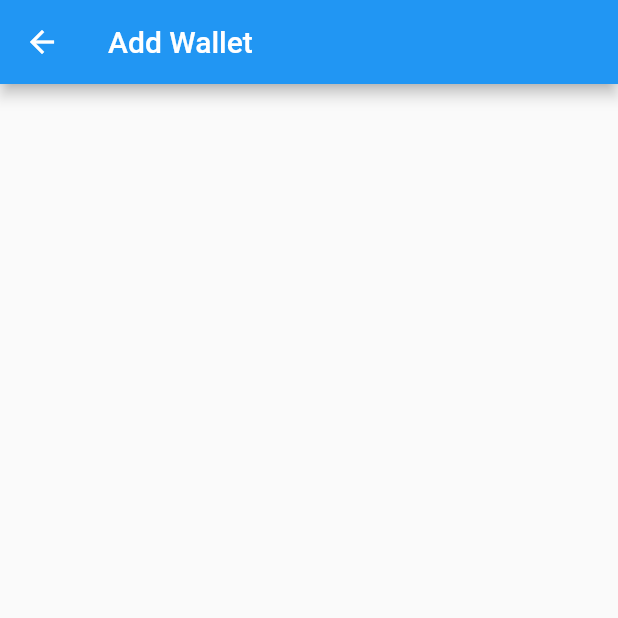
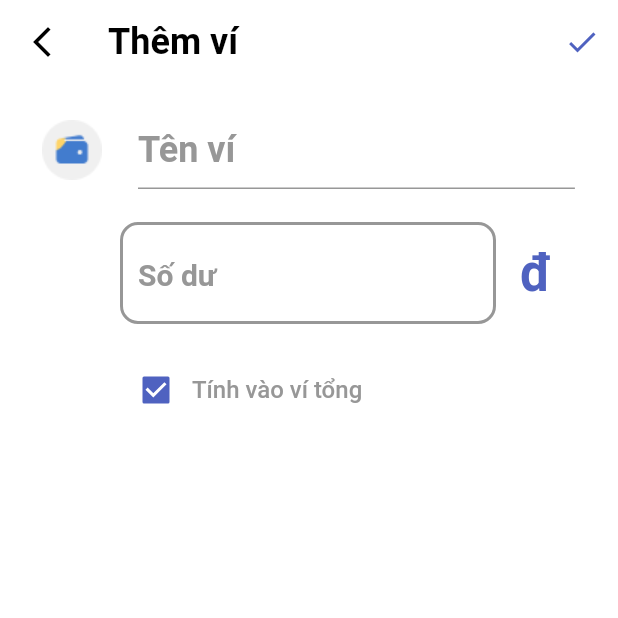
Before and after one commit to JohnyHo-art/Monas, a Flutter app: the AddWalletScreen screen opened directly, on a phone screen of 412 x 824 dp, the top half of it. Run offline on Flutter 3.47's test engine with Material 2 defaults, Android fonts, the phone set to English and light mode, and no system bars; our stand-ins replace flutter_svg, fluttertoast.

```diff
--- a/lib/constants/constants.dart
+++ b/lib/constants/constants.dart
@@ -127,9 +127,10 @@ class _BodyText {
 }
 
 class _Dimens {
+  final cardCornerRadiusSmall = 12.0;
   final cardCornerRadiusMedium = 20.0;
+  final cardCornerRadiusBig = 30.0;
   final buttonCornerRadius = 25.0;
-  final cardCornerRadiusBig = 30.0;
   final spaceBetweenWidgets = 16.0;
   final iconSize = 24.0;
   final largePadding = 32.0;
--- a/lib/constants/routes.dart
+++ b/lib/constants/routes.dart
@@ -13,13 +13,13 @@ class Routes {
   static const planningScreen = '/planning_screen';
   static const personalScreen = '/personal_screen';
   static const addIncomeScreen = '/adding_income_screen';
+  static const addWalletScreen = walletListScreen + '/wallet_adding_screen';
+
 
   //* Routes from home
   static const walletDetailExpenseScreen = homeScreen + '/wallet_detail_screen';
   static const walletListScreen = homeScreen + '/wallet_list_screen';
-  static const walletAddingScreen = walletListScreen + '/wallet_adding_screen';
   static const notificationScreen = homeScreen + '/notification_screen';
-  static const addWalletScreen = homeScreen + '/add_wallet_screen';
 
   //* Routes from report
 
--- /dev/null
+++ b/lib/views/adding_tab/add_wallet_screen.dart
@@ -0,0 +1,184 @@
+import 'package:flutter/material.dart';
+import 'package:fluttertoast/fluttertoast.dart';
+import 'package:monas/constants/constants.dart';
+import 'package:monas/constants/resources.dart';
+import 'package:monas/viewmodels/adding_transaction_vm.dart';
+import 'package:provider/provider.dart';
+
+class AddWalletScreen extends StatelessWidget {
+  const AddWalletScreen({Key? key}) : super(key: key);
+
+  Widget _walletName(VoidCallback onPressed, String? iconUrl) => Row(
+        children: [
+          SizedBox(width: S.dimens.padding),
+          Flexible(
+            flex: 2,
+            child: IconButton(
+              iconSize: S.dimens.largeIconSize,
+              icon: Image.asset(
+                iconUrl ?? R.walletIcon.walletIc1,
+              ),
+              onPressed: onPressed,
+            ),
+          ),
+          SizedBox(width: S.dimens.smallPadding),
+          Flexible(
+            flex: 9,
+            child: TextFormField(
+              cursorColor: S.colors.primaryColor,
+              style: S.headerTextStyles.header2(S.colors.primaryColor),
+              //controller: controller,
+              keyboardType: TextInputType.name,
+              decoration: InputDecoration(
+                hintText: 'Tên ví',
+                hintStyle: S.headerTextStyles.header2(S.colors.subTextColor2),
+                focusColor: S.colors.primaryColor,
+                focusedBorder: UnderlineInputBorder(
+                  borderSide: BorderSide(color: S.colors.primaryColor),
+                ),
+                enabledBorder: UnderlineInputBorder(
+                  borderSide: BorderSide(color: S.colors.subTextColor2),
+                ),
+              ),
+            ),
+          ),
+          SizedBox(width: S.dimens.padding),
+        ],
+      );
+
+  Widget _initialBalance() {
+    return Row(
+      children: [
+        const Flexible(flex: 2, child: SizedBox(width: 80)),
+        Flexible(
+          flex: 6,
+          child: TextFormField(
+            cursorColor: S.colors.primaryColor,
+            style: S.headerTextStyles.header2(S.colors.primaryColor),
+            //controller: controller,
+            keyboardType: TextInputType.number,
+            decoration: InputDecoration(
+              hintText: 'Số dư',
+              hintStyle: S.headerTextStyles.header3(S.colors.subTextColor2),
+              focusColor: S.colors.primaryColor,
+              focusedBorder: OutlineInputBorder(
+                borderRadius: BorderRadius.all(
+                    Radius.circular(S.dimens.cardCornerRadiusSmall)),
+                borderSide: BorderSide(color: S.colors.primaryColor, width: 2),
+              ),
+              enabledBorder: OutlineInputBorder(
+                borderRadius: BorderRadius.all(
+                    Radius.circular(S.dimens.cardCornerRadiusSmall)),
+                borderSide: BorderSide(color: S.colors.subTextColor2, width: 2),
+              ),
+            ),
+          ),
+        ),
+        SizedBox(width: S.dimens.smallPadding),
+        Flexible(
+          flex: 1,
+          child: Text(
+            'đ',
+            style: S.headerTextStyles.header1(S.colors.primaryColor),
+          ),
+        ),
+        SizedBox(width: S.dimens.padding),
+      ],
+    );
+  }
+
+  Widget _includeTotal() {
+    Color getColor(Set<MaterialState> states) {
+      const Set<MaterialState> interactiveStates = <MaterialState>{
+        MaterialState.pressed,
+        MaterialState.hovered,
+        MaterialState.focused,
+      };
+      if (states.any(interactiveStates.contains)) {
+        return S.colors.subTextColor2;
+      }
+      return S.colors.primaryColor;
+    }
+
+    return Row(
+      children: [
+        const Flexible(flex: 2, child: SizedBox(width: 80)),
+        Flexible(
+          flex: 1,
+          child: Checkbox(
+            checkColor: S.colors.whiteColor,
+            fillColor: MaterialStateProperty.resolveWith(getColor),
+            onChanged: (bool? value) {},
+            value: true,
+          ),
+        ),
+        Flexible(
+          flex: 4,
+          child: Text(
+            'Tính vào ví tổng',
+            style: S.bodyTextStyles.body1(S.colors.subTextColor2),
+          ),
+        ),
+      ],
+    );
+  }
+
+  @override
+  Widget build(BuildContext context) {
+    var transaction = context.watch<AddingTransactionViewModel>();
+
+    return SafeArea(
+      child: GestureDetector(
+        onTap: () {
+          FocusScopeNode currentFocus = FocusScope.of(context);
+          if (!currentFocus.hasPrimaryFocus) {
+            currentFocus.unfocus();
+          }
+        },
+        child: Scaffold(
+          backgroundColor: S.colors.whiteColor,
+          appBar: AppBar(
+            elevation: 0.0,
+            backgroundColor: S.colors.whiteColor,
+            leading: IconButton(
+              icon: Icon(Icons.arrow_back_ios_new,
+                  color: S.colors.textOnSecondaryColor),
+              onPressed: () => Navigator.pop(context),
+            ),
+            title: Text(
+              "Thêm ví",
+              style: S.headerTextStyles.header2(S.colors.textOnSecondaryColor),
+            ),
+            actions: [
+              IconButton(
+                  icon: Icon(
+                    Icons.done,
+                    color: S.colors.primaryColor,
+                    size: S.dimens.iconSize,
+                  ),
+                  onPressed: () {
+                    Fluttertoast.showToast(
+                        msg: 'Thêm ví thành công',
+                        toastLength: Toast.LENGTH_SHORT,
+                        backgroundColor: S.colors.subTextColor,
+                        textColor: S.colors.primaryColor);
+                    Navigator.pop(context);
+                  }),
+            ],
+          ),
+          body: Column(
+            children: [
+              SizedBox(height: S.dimens.smallPadding),
+              _walletName(
+                  () => transaction.showWalletIconBottomSheet(context), null),
+              SizedBox(height: S.dimens.padding),
+              _initialBalance(),
+              SizedBox(height: S.dimens.padding),
+              _includeTotal(),
+            ],
+          ),
+        ),
+      ),
+    );
+  }
+}
--- a/lib/views/adding_tab/adding_income_screen.dart
+++ b/lib/views/adding_tab/adding_income_screen.dart
@@ -52,7 +52,7 @@ class AddingIncomeScreen extends StatelessWidget {
             ),
             title: Text(
               'Thêm thu nhập',
-              style: S.headerTextStyles.header3(S.colors.textOnSecondaryColor),
+              style: S.headerTextStyles.header2(S.colors.textOnSecondaryColor),
             ),
             actions: [
               TextButton(
--- a/lib/views/home_tab/add_wallet_screen.dart
+++ /dev/null
@@ -1,14 +0,0 @@
-import 'package:flutter/material.dart';
-
-class AddWalletScreen extends StatelessWidget {
-  const AddWalletScreen({Key? key}) : super(key: key);
-
-  @override
-  Widget build(BuildContext context) {
-    return Scaffold(
-      appBar: AppBar(
-        title: Text("Add Wallet"),
-      ),
-    );
-  }
-}
--- a/lib/views/home_tab/components/home_header.dart
+++ b/lib/views/home_tab/components/home_header.dart
@@ -45,8 +45,8 @@ class HomeHeader extends StatelessWidget {
             height: 45,
             width: 45,
             decoration: BoxDecoration(
-              color: S.colors.primaryColorShadeThirty,
-              borderRadius: BorderRadius.circular(10),
+              color: S.colors.subTextColor,
+              borderRadius: BorderRadius.circular(S.dimens.cardCornerRadiusSmall),
             ),
             child: IconButton(
               onPressed: () {},
--- a/lib/views/home_tab/components/home_wallets.dart
+++ b/lib/views/home_tab/components/home_wallets.dart
@@ -1,5 +1,4 @@
 import 'package:flutter/material.dart';
-import 'package:flutter_svg/svg.dart';
 import 'package:monas/constants/constants.dart';
 import 'package:monas/constants/format_style.dart';
 import 'package:monas/constants/resources.dart';
--- a/lib/views/main_screen.dart
+++ b/lib/views/main_screen.dart
@@ -69,17 +69,17 @@ class _MainScreenState extends State<MainScreen> {
             ListTile(
               leading: const Icon(Icons.arrow_upward),
               title: const Text('Thêm chi tiêu mới'),
-              onTap: () => Navigator.pushNamed(context, Routes.addExpenseScreen),
+              onTap: () => Navigator.pushReplacementNamed(context, Routes.addExpenseScreen),
             ),
             ListTile(
               leading: const Icon(Icons.arrow_downward),
               title: const Text('Thêm thu nhập mới'),
-              onTap: () => Navigator.pushNamed(context, Routes.addIncomeScreen),
+              onTap: () => Navigator.pushReplacementNamed(context, Routes.addIncomeScreen),
             ),
             ListTile(
               leading: const Icon(Icons.account_balance_wallet),
               title: const Text('Thêm ví mới'),
-              onTap: () {},
+              onTap: () => Navigator.pushReplacementNamed(context, Routes.addWalletScreen),
             ),
           ],
         );
--- a/lib/views/onboarding/onboarding_screen.dart
+++ b/lib/views/onboarding/onboarding_screen.dart
@@ -1,5 +1,4 @@
 import 'package:flutter/material.dart';
-import 'package:flutter_svg/flutter_svg.dart';
 import 'package:monas/constants/constants.dart';
 import 'package:monas/constants/resources.dart';
 import 'package:monas/constants/routes.dart';
--- a/pubspec.yaml
+++ b/pubspec.yaml
@@ -18,6 +18,7 @@ dependencies:
   fl_chart: ^0.50.0
   intl: ^0.17.0
   provider: ^6.0.2
+  fluttertoast: ^8.0.9
 
 dev_dependencies:
   flutter_test:
```
Also changed, not shown: lib/main.dart (+8 -6 lines), lib/viewmodels/adding_transaction_vm.dart (+59 -6 lines), lib/viewmodels/adding_wallet_vm.dart (added, +40 -0 lines), lib/views/adding_tab/adding_expense_screen.dart (+4 -9 lines), lib/views/adding_tab/components/add_note_dialog.dart (+21 -17 lines), lib/views/adding_tab/components/basic_info.dart (+32 -12 lines), lib/views/adding_tab/components/enter_money_bottom_sheet.dart (+21 -13 lines), lib/views/adding_tab/components/wallet_icon_bottom_sheet.dart (added, +129 -0 lines), lib/widgets/inkwell_row_button.dart (+9 -2 lines).
